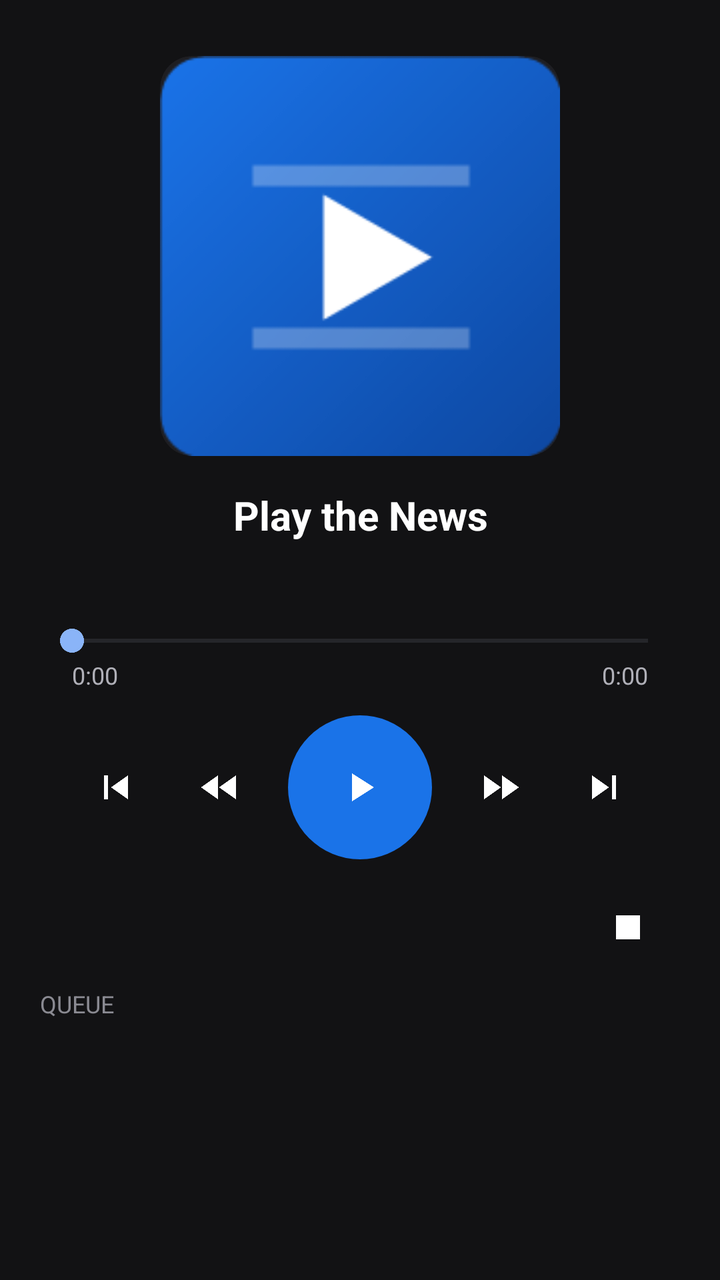
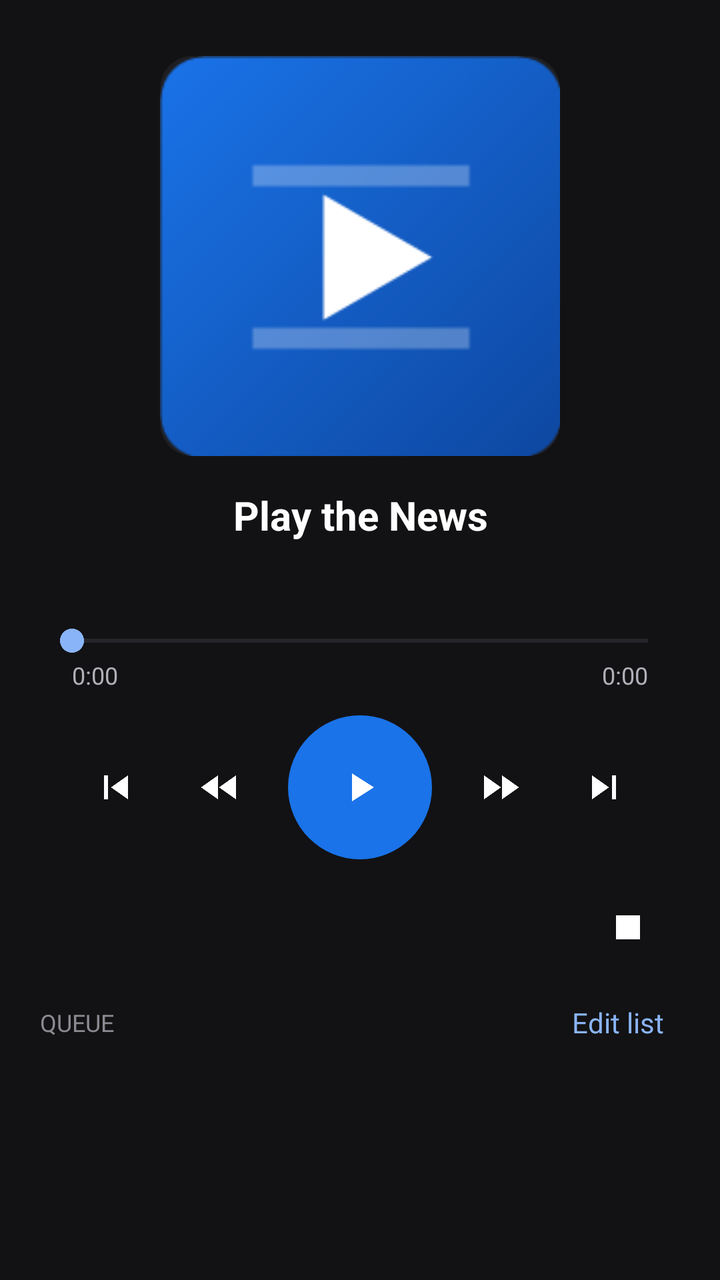

Two renders of the same Android screen: before a commit and after it. Below are the layout's source before the change and the commit's diff.
<!-- AndroidManifest.xml: fallback theme Theme.MaterialComponents.DayNight.NoActionBar -->
<!-- res/layout/activity_player.xml -->
<?xml version="1.0" encoding="utf-8"?>
<FrameLayout xmlns:android="http://schemas.android.com/apk/res/android"
    android:layout_width="match_parent"
    android:layout_height="match_parent"
    android:background="#FF121214"
    android:fitsSystemWindows="true">

<LinearLayout
    android:layout_width="match_parent"
    android:layout_height="match_parent"
    android:orientation="vertical"
    android:paddingLeft="20dp"
    android:paddingRight="20dp"
    android:paddingTop="12dp"
    android:paddingBottom="12dp">

    <HorizontalScrollView
        android:layout_width="match_parent"
        android:layout_height="wrap_content"
        android:scrollbars="none">
        <LinearLayout
            android:id="@+id/categories"
            android:layout_width="wrap_content"
            android:layout_height="wrap_content"
            android:orientation="horizontal" />
    </HorizontalScrollView>

    <ImageView
        android:id="@+id/art"
        android:layout_width="200dp"
        android:layout_height="200dp"
        android:layout_gravity="center_horizontal"
        android:layout_marginTop="16dp"
        android:background="@drawable/bg_art"
        android:clipToOutline="true"
        android:scaleType="centerCrop"
        android:src="@mipmap/ic_launcher"
        android:contentDescription="@null" />

    <TextView
        android:id="@+id/title"
        android:layout_width="match_parent"
        android:layout_height="wrap_content"
        android:layout_marginTop="16dp"
        android:gravity="center"
        android:maxLines="2"
        android:ellipsize="end"
        android:textColor="#FFFFFFFF"
        android:textSize="20sp"
        android:textStyle="bold"
        android:text="@string/app_name" />

    <TextView
        android:id="@+id/subtitle"
        android:layout_width="match_parent"
        android:layout_height="wrap_content"
        android:layout_marginTop="4dp"
        android:gravity="center"
        android:maxLines="1"
        android:ellipsize="end"
        android:textColor="#FFB0B0B8"
        android:textSize="15sp" />

    <SeekBar
        android:id="@+id/seek"
        android:layout_width="match_parent"
        android:layout_height="wrap_content"
        android:progressTint="#FF8AB4F8"
        android:progressBackgroundTint="#FF5F6368"
        android:thumbTint="#FF8AB4F8"
        android:layout_marginTop="16dp" />

    <LinearLayout
        android:layout_width="match_parent"
        android:layout_height="wrap_content"
        android:orientation="horizontal"
        android:paddingLeft="16dp"
        android:paddingRight="16dp">
        <TextView
            android:id="@+id/elapsed"
            android:layout_width="0dp"
            android:layout_height="wrap_content"
            android:layout_weight="1"
            android:textColor="#FFB0B0B8"
            android:textSize="12sp"
            android:text="0:00" />
        <TextView
            android:id="@+id/duration"
            android:layout_width="wrap_content"
            android:layout_height="wrap_content"
            android:textColor="#FFB0B0B8"
            android:textSize="12sp"
            android:text="0:00" />
    </LinearLayout>

    <LinearLayout
        android:layout_width="match_parent"
        android:layout_height="wrap_content"
        android:layout_marginTop="12dp"
        android:gravity="center"
        android:orientation="horizontal">

        <ImageButton android:id="@+id/prev" style="@style/ControlButton"
            android:src="@drawable/ic_prev" android:contentDescription="@string/previous" />
        <ImageButton android:id="@+id/rewind" style="@style/ControlButton"
            android:src="@drawable/ic_rewind" android:contentDescription="@string/rewind" />
        <ImageButton
            android:id="@+id/play_pause"
            android:layout_width="72dp"
            android:layout_height="72dp"
            android:layout_marginLeft="8dp"
            android:layout_marginRight="8dp"
            android:background="@drawable/bg_play"
            android:scaleType="centerInside"
            android:padding="18dp"
            android:src="@drawable/ic_play"
            android:contentDescription="@string/play_pause" />
        <ImageButton android:id="@+id/forward" style="@style/ControlButton"
            android:src="@drawable/ic_forward" android:contentDescription="@string/forward" />
        <ImageButton android:id="@+id/next" style="@style/ControlButton"
            android:src="@drawable/ic_next" android:contentDescription="@string/next" />
    </LinearLayout>

    <LinearLayout
        android:layout_width="match_parent"
        android:layout_height="wrap_content"
        android:layout_marginTop="8dp"
        android:gravity="center_vertical"
        android:orientation="horizontal">
        <TextView
            android:id="@+id/status"
            android:layout_width="0dp"
            android:layout_height="wrap_content"
            android:layout_weight="1"
            android:textColor="#FF8AB4F8"
            android:textSize="13sp" />
        <ImageButton android:id="@+id/stop" style="@style/ControlButton"
            android:src="@drawable/ic_stop" android:contentDescription="@string/stop" />
    </LinearLayout>

    <TextView
        android:layout_width="match_parent"
        android:layout_height="wrap_content"
        android:layout_marginTop="4dp"
        android:textColor="#FF8A8A92"
        android:textSize="12sp"
        android:textAllCaps="true"
        android:text="@string/up_next" />

    <ListView
        android:id="@+id/queue"
        android:layout_width="match_parent"
        android:layout_height="0dp"
        android:layout_weight="1"
        android:layout_marginTop="4dp"
        android:divider="@null" />
</LinearLayout>
</FrameLayout>
<!-- resources referenced by this layout -->
<resources>
  <!-- drawable bg_art (drawable) -->
  <?xml version="1.0" encoding="utf-8"?>
  <shape xmlns:android="http://schemas.android.com/apk/res/android" android:shape="rectangle">
      <corners android:radius="16dp" />
      <solid android:color="#FF1E1E22" />
  </shape>
  <!-- drawable bg_play (drawable) -->
  <?xml version="1.0" encoding="utf-8"?>
  <ripple xmlns:android="http://schemas.android.com/apk/res/android" android:color="#40FFFFFF">
      <item>
          <shape android:shape="oval">
              <solid android:color="#FF1A73E8" />
          </shape>
      </item>
  </ripple>
  <!-- drawable ic_forward (drawable) -->
  <?xml version="1.0" encoding="utf-8"?>
  <vector xmlns:android="http://schemas.android.com/apk/res/android"
      android:width="24dp" android:height="24dp"
      android:viewportWidth="24" android:viewportHeight="24">
      <path android:fillColor="#FFFFFFFF" android:pathData="M4,18l8.5,-6L4,6v12zM13,6v12l8.5,-6L13,6z" />
  </vector>
  <!-- drawable ic_next (drawable) -->
  <?xml version="1.0" encoding="utf-8"?>
  <vector xmlns:android="http://schemas.android.com/apk/res/android"
      android:width="24dp" android:height="24dp"
      android:viewportWidth="24" android:viewportHeight="24">
      <path android:fillColor="#FFFFFFFF" android:pathData="M6,18l8.5,-6L6,6v12zM16,6v12h2V6h-2z" />
  </vector>
  <!-- drawable ic_play (drawable) -->
  <?xml version="1.0" encoding="utf-8"?>
  <vector xmlns:android="http://schemas.android.com/apk/res/android"
      android:width="24dp" android:height="24dp"
      android:viewportWidth="24" android:viewportHeight="24">
      <path android:fillColor="#FFFFFFFF" android:pathData="M8,5v14l11,-7z" />
  </vector>
  <!-- drawable ic_prev (drawable) -->
  <?xml version="1.0" encoding="utf-8"?>
  <vector xmlns:android="http://schemas.android.com/apk/res/android"
      android:width="24dp" android:height="24dp"
      android:viewportWidth="24" android:viewportHeight="24">
      <path android:fillColor="#FFFFFFFF" android:pathData="M6,6h2v12H6zM9.5,12l8.5,6V6z" />
  </vector>
  <!-- drawable ic_rewind (drawable) -->
  <?xml version="1.0" encoding="utf-8"?>
  <vector xmlns:android="http://schemas.android.com/apk/res/android"
      android:width="24dp" android:height="24dp"
      android:viewportWidth="24" android:viewportHeight="24">
      <path android:fillColor="#FFFFFFFF" android:pathData="M11,18V6l-8.5,6 8.5,6zM11.5,12l8.5,6V6l-8.5,6z" />
  </vector>
  <!-- drawable ic_stop (drawable) -->
  <?xml version="1.0" encoding="utf-8"?>
  <vector xmlns:android="http://schemas.android.com/apk/res/android"
      android:width="24dp" android:height="24dp"
      android:viewportWidth="24" android:viewportHeight="24">
      <path android:fillColor="#FFFFFFFF" android:pathData="M6,6h12v12H6z" />
  </vector>
  <!-- mipmap ic_launcher: png bitmap (mipmap-xxxhdpi, 4052 bytes) -->
  <string name="app_name">Play the News</string>
  <string name="forward">Forward 30 seconds</string>
  <string name="next">Next</string>
  <string name="play_pause">Play or pause</string>
  <string name="previous">Previous</string>
  <string name="rewind">Back 15 seconds</string>
  <string name="stop">Stop</string>
  <string name="up_next">Queue</string>
  <style name="ControlButton">
          <item name="android:layout_width">52dp</item>
          <item name="android:layout_height">52dp</item>
          <item name="android:padding">12dp</item>
          <item name="android:scaleType">centerInside</item>
          <item name="android:background">?android:attr/selectableItemBackgroundBorderless</item>
      </style>
</resources>

<!-- the commit's change to res/layout/activity_player.xml (unified diff, before → after) -->
@@ -138,14 +138,31 @@
             android:src="@drawable/ic_stop" android:contentDescription="@string/stop" />
     </LinearLayout>
 
-    <TextView
+    <LinearLayout
         android:layout_width="match_parent"
         android:layout_height="wrap_content"
         android:layout_marginTop="4dp"
-        android:textColor="#FF8A8A92"
-        android:textSize="12sp"
-        android:textAllCaps="true"
-        android:text="@string/up_next" />
+        android:gravity="center_vertical"
+        android:orientation="horizontal">
+        <TextView
+            android:id="@+id/queue_label"
+            android:layout_width="0dp"
+            android:layout_height="wrap_content"
+            android:layout_weight="1"
+            android:textColor="#FF8A8A92"
+            android:textSize="12sp"
+            android:textAllCaps="true"
+            android:text="@string/up_next" />
+        <TextView
+            android:id="@+id/edit_list"
+            android:layout_width="wrap_content"
+            android:layout_height="wrap_content"
+            android:background="?android:attr/selectableItemBackground"
+            android:padding="8dp"
+            android:textColor="#FF8AB4F8"
+            android:textSize="14sp"
+            android:text="@string/edit_list" />
+    </LinearLayout>
 
     <ListView
         android:id="@+id/queue"
<!-- resource entries referenced after the edit -->
@@ -59,6 +59,7 @@
   </vector>
   <!-- mipmap ic_launcher: png bitmap (mipmap-xxxhdpi, 4052 bytes) -->
   <string name="app_name">Play the News</string>
+  <string name="edit_list">Edit list</string>
   <string name="forward">Forward 30 seconds</string>
   <string name="next">Next</string>
   <string name="play_pause">Play or pause</string>
